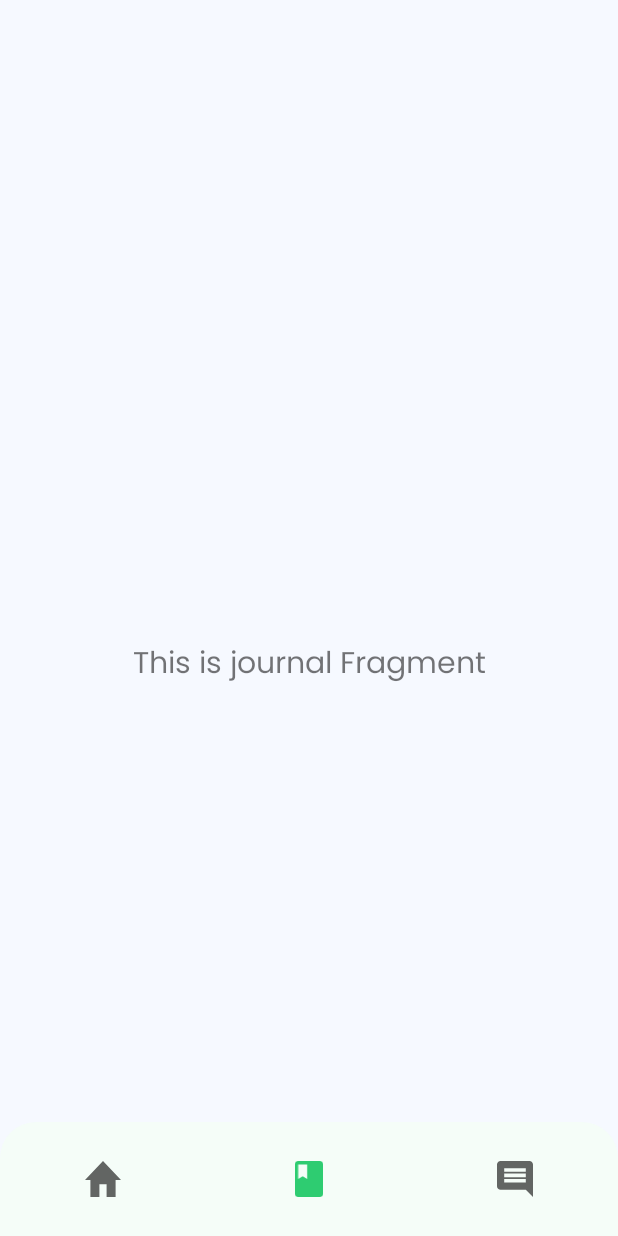
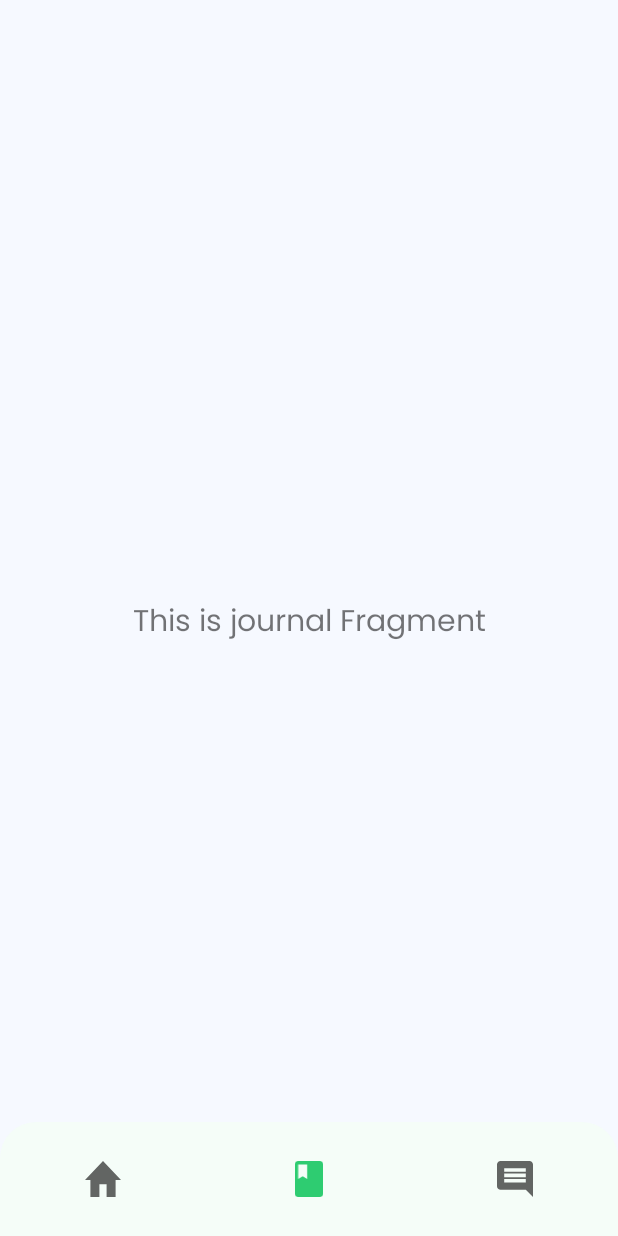
Before and after one commit to blitzkz23/capstone-sib-curahan-mental-csd-062, an Android app: the MainActivity screen opened directly, with no data from a screen before it, item 2 of the bottom bar chosen, on a phone screen of 412 x 824 dp. Run offline under Robolectric (Android 15) with nearby library versions, the phone set to English and light mode, and no system bars; our stand-ins replace Firebase (no records; nobody signed in at launch, a user with empty details on screens opened directly), navigation-ui.

Commit message:
[#7] Remove padding from fragment

```diff
--- a/app/src/main/res/drawable/bottom_navbar_custom.xml
+++ b/app/src/main/res/drawable/bottom_navbar_custom.xml
@@ -1,5 +1,5 @@
 <?xml version="1.0" encoding="utf-8"?>
 <shape xmlns:android="http://schemas.android.com/apk/res/android">
-    <solid android:color="#F5FDF8"/>
+    <solid android:color="#FFF5FDF8"/>
     <corners android:topLeftRadius="@dimen/dimens_24dp" android:topRightRadius="@dimen/dimens_24dp"/>
 </shape>
--- a/app/src/main/res/layout/activity_main.xml
+++ b/app/src/main/res/layout/activity_main.xml
@@ -4,8 +4,7 @@
     xmlns:tools="http://schemas.android.com/tools"
     android:id="@+id/container"
     android:layout_width="match_parent"
-    android:layout_height="match_parent"
-    android:paddingTop="?attr/actionBarSize">
+    android:layout_height="match_parent">
 
     <com.google.android.material.bottomnavigation.BottomNavigationView
         android:id="@+id/nav_view"
@@ -35,8 +34,6 @@
         app:layout_constraintHorizontal_bias="0.0"
         app:layout_constraintLeft_toLeftOf="parent"
         app:layout_constraintRight_toRightOf="parent"
-        app:layout_constraintTop_toTopOf="parent"
-        app:layout_constraintVertical_bias="0.0"
         app:navGraph="@navigation/mobile_navigation" />
 
 </androidx.constraintlayout.widget.ConstraintLayout>
```
